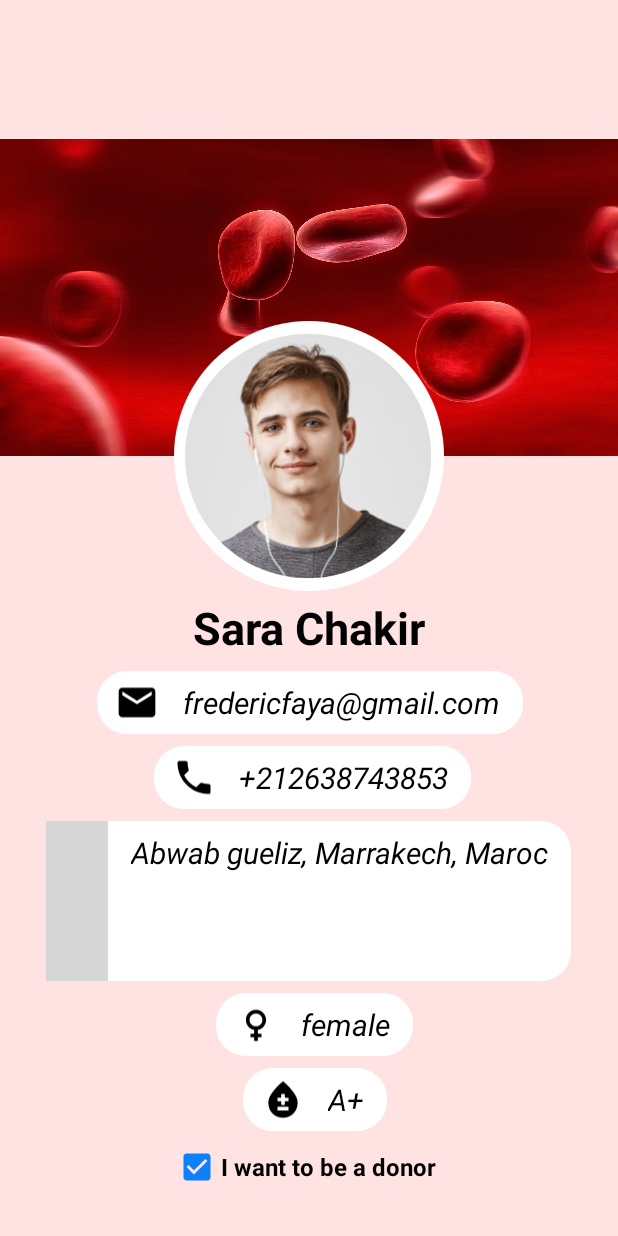
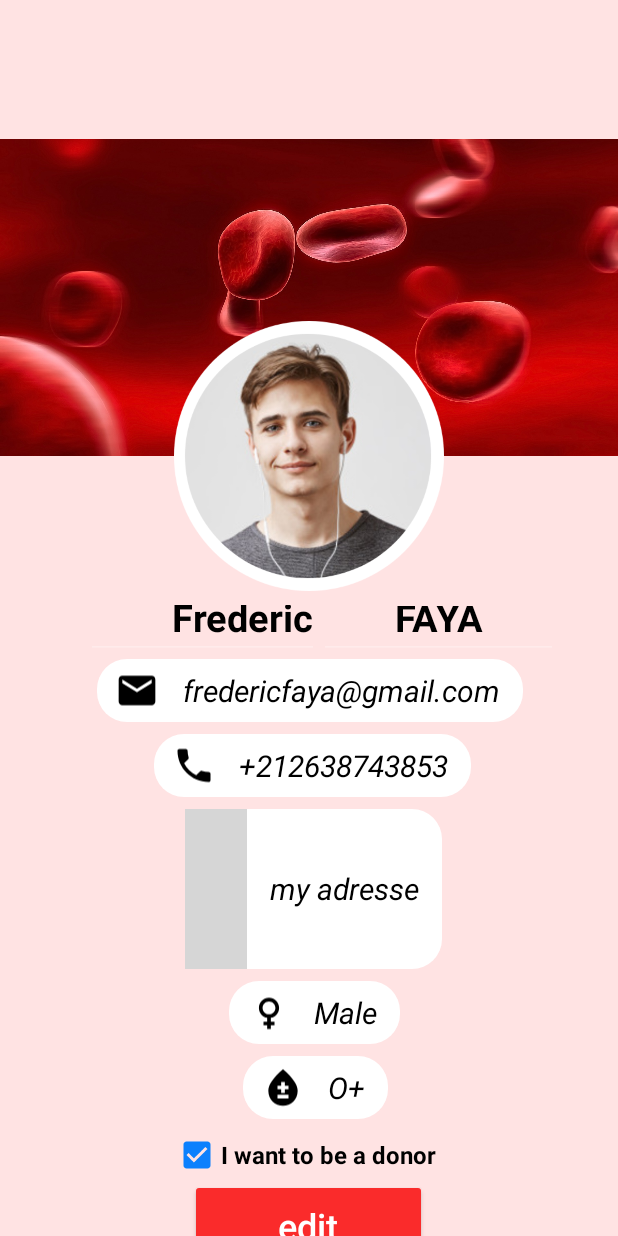
Before and after one commit to Mobile-Prj/MINI_PROJET_APPLICATION_MOBILE-BLOOD_DONATION, an Android app: the fragment ProfileFragment placed in its activity, on a phone screen of 412 x 824 dp. Run offline under Robolectric (Android 15) with nearby library versions, the phone set to English and light mode, and no system bars; grey boxes are pictures that could not be loaded.

Commit message:
update:add get and update profile functionalities

```diff
--- a/app/src/main/java/com/example/miniprojetapplicationmobileblooddonation/Fragments/ProfileFragment.java
+++ b/app/src/main/java/com/example/miniprojetapplicationmobileblooddonation/Fragments/ProfileFragment.java
@@ -4,18 +4,133 @@ import android.os.Bundle;
 import android.view.LayoutInflater;
 import android.view.View;
 import android.view.ViewGroup;
+import android.widget.Button;
+import android.widget.CheckBox;
+import android.widget.EditText;
+import android.widget.ImageView;
+import android.widget.TextView;
+import android.widget.Toast;
 
 import androidx.annotation.NonNull;
 import androidx.annotation.Nullable;
 import androidx.fragment.app.Fragment;
+import androidx.fragment.app.FragmentTransaction;
 
+import com.example.miniprojetapplicationmobileblooddonation.Database.DataBaseHelper;
+import com.example.miniprojetapplicationmobileblooddonation.Models.UserProfile;
 import com.example.miniprojetapplicationmobileblooddonation.R;
 
 public class ProfileFragment extends Fragment {
+
+    EditText phone, address, gender, bloodType, firstName, lastName;
+    ImageView profileImage;
+    TextView email;
+    CheckBox isDonor;
+    Button editButton;
+    UserProfile userProfile;
+    String user_email;
 
     @Nullable
     @Override
     public View onCreateView(@NonNull LayoutInflater inflater, @Nullable ViewGroup container, @Nullable Bundle savedInstanceState) {
         return inflater.inflate(R.layout.fragment_profile, container, false);
     }
+
+    @Override
+    public void onViewCreated(@NonNull View view, @Nullable Bundle savedInstanceState) {
+        super.onViewCreated(view, savedInstanceState);
+        DataBaseHelper dataBaseHelper = new DataBaseHelper(getContext());
+        userProfile = new UserProfile(
+                "img",
+                "Frederic",
+                "FAYA",
+                "fredericfaya@gmail.com",
+                "+212638743853",
+                "my adresse",
+                "Male",
+                "O+",
+                true
+        );
+
+        // get the user profile
+        // userProfile = dataBaseHelper.getUserProfile(user_email);
+
+
+        editButton = view.findViewById(R.id.edit_profile_button);
+        phone = view.findViewById(R.id.profile_telephone);
+        address = view.findViewById(R.id.profile_address);
+        gender = view.findViewById(R.id.profile_gender);
+        bloodType = view.findViewById(R.id.profile_blood_type);
+        isDonor = view.findViewById(R.id.profile_checkBox);
+        firstName = view.findViewById(R.id.profile_firstName);
+        lastName = view.findViewById(R.id.profile_lastName);
+        profileImage = view.findViewById(R.id.imageView9);
+        email = view.findViewById(R.id.profile_email);
+
+        // set initial values in the deseign
+        firstName.setText(userProfile.getFirstName());
+        lastName.setText(userProfile.getLastName());
+        email.setText(userProfile.getEmail());
+        phone.setText(userProfile.getPhone());
+        address.setText(userProfile.getAddress());
+        gender.setText(userProfile.getGender());
+        bloodType.setText(userProfile.getBloodType());
+        isDonor.setChecked(userProfile.getDonor());
+
+
+        phone.setEnabled(false);
+        address.setEnabled(false);
+        gender.setEnabled(false);
+        bloodType.setEnabled(false);
+        firstName.setEnabled(false);
+        lastName.setEnabled(false);
+        isDonor.setClickable(false);
+
+
+        editButton.setOnClickListener(new View.OnClickListener() {
+            @Override
+            public void onClick(View view) {
+                if(editButton.getText().toString().equals("edit")){
+                    // if the edit button is clicked
+                    // change the edit button to done
+                    editButton.setText(R.string.edit_done);
+                    // set the editText editable to change values
+                    phone.setEnabled(true);
+                    address.setEnabled(true);
+                    gender.setEnabled(true);
+                    bloodType.setEnabled(true);
+                    firstName.setEnabled(true);
+                    lastName.setEnabled(true);
+                    isDonor.setClickable(true);
+                }else{
+
+                    // get the new values of texts
+                    userProfile.setFirstName(firstName.getText().toString());
+                    userProfile.setLastName(lastName.getText().toString());
+                    userProfile.setPhone(phone.getText().toString());
+                    userProfile.setAddress(address.getText().toString());
+                    userProfile.setGender(gender.getText().toString());
+                    userProfile.setBloodType(bloodType.getText().toString());
+                    userProfile.setDonor(isDonor.isChecked());
+
+                    boolean updated = dataBaseHelper.updateUserProfile(userProfile);
+
+                    if(updated){
+                        editButton.setText(R.string.edit_text);
+                        phone.setEnabled(false);
+                        address.setEnabled(false);
+                        gender.setEnabled(false);
+                        bloodType.setEnabled(false);
+                        firstName.setEnabled(false);
+                        lastName.setEnabled(false);
+                        isDonor.setClickable(false);
+                    }else{
+                        Toast.makeText(getContext(),"Update profile failed !",Toast.LENGTH_LONG).show();
+                    }
+
+                }
+
+            }
+        });
+    }
 }
--- /dev/null
+++ b/app/src/main/java/com/example/miniprojetapplicationmobileblooddonation/Models/UserProfile.java
@@ -0,0 +1,101 @@
+package com.example.miniprojetapplicationmobileblooddonation.Models;
+
+public class UserProfile {
+    String userImage;
+    String firstName;
+    String LastName;
+    String email;
+    String phone;
+    String address;
+    String gender;
+    String bloodType;
+    boolean isDonor;
+
+    public UserProfile(String userImage, String firstName, String lastName, String email, String phone, String address, String gender, String bloodType, boolean isDonor) {
+        this.userImage = userImage;
+        this.firstName = firstName;
+        LastName = lastName;
+        this.email = email;
+        this.phone = phone;
+        this.address = address;
+        this.gender = gender;
+        this.bloodType = bloodType;
+        this.isDonor = isDonor;
+    }
+
+    public UserProfile() {
+
+    }
+
+    public String getUserImage() {
+        return userImage;
+    }
+
+    public void setUserImage(String userImage) {
+        this.userImage = userImage;
+    }
+
+    public String getFirstName() {
+        return firstName;
+    }
+
+    public void setFirstName(String firstName) {
+        this.firstName = firstName;
+    }
+
+    public String getLastName() {
+        return LastName;
+    }
+
+    public void setLastName(String lastName) {
+        LastName = lastName;
+    }
+
+    public String getEmail() {
+        return email;
+    }
+
+    public void setEmail(String email) {
+        this.email = email;
+    }
+
+    public String getPhone() {
+        return phone;
+    }
+
+    public void setPhone(String phone) {
+        this.phone = phone;
+    }
+
+    public String getAddress() {
+        return address;
+    }
+
+    public void setAddress(String address) {
+        this.address = address;
+    }
+
+    public String getGender() {
+        return gender;
+    }
+
+    public void setGender(String gender) {
+        this.gender = gender;
+    }
+
+    public String getBloodType() {
+        return bloodType;
+    }
+
+    public void setBloodType(String bloodType) {
+        this.bloodType = bloodType;
+    }
+
+    public boolean getDonor() {
+        return isDonor;
+    }
+
+    public void setDonor(boolean donor) {
+        isDonor = donor;
+    }
+}
--- a/app/src/main/res/layout/fragment_profile.xml
+++ b/app/src/main/res/layout/fragment_profile.xml
@@ -37,21 +37,6 @@
             app:srcCompat="@drawable/profile_img"
             android:contentDescription="@string/img_profile_desc" />
 
-        <TextView
-            android:id="@+id/user_name"
-            android:layout_width="197dp"
-            android:layout_height="49dp"
-            android:layout_marginTop="4dp"
-            android:text="@string/user_name"
-            android:textAlignment="center"
-            android:textAllCaps="false"
-            android:textColor="@color/black"
-            android:textSize="30sp"
-            android:textStyle="bold"
-            app:layout_constraintEnd_toEndOf="parent"
-            app:layout_constraintStart_toStartOf="parent"
-            app:layout_constraintTop_toBottomOf="@+id/imageView9" />
-
 
         <Button
             android:id="@+id/edit_profile_button"
@@ -83,7 +68,7 @@
             app:layout_constraintEnd_toEndOf="parent"
             app:layout_constraintHorizontal_bias="0.52"
             app:layout_constraintStart_toStartOf="parent"
-            app:layout_constraintTop_toBottomOf="@+id/user_name">
+            app:layout_constraintTop_toBottomOf="@+id/profile_lastName">
 
             <ImageView
                 android:id="@+id/icone_email"
@@ -98,8 +83,8 @@
                 android:id="@+id/profile_email"
                 android:layout_width="match_parent"
                 android:layout_height="match_parent"
+                android:paddingHorizontal="15dp"
                 android:paddingVertical="7dp"
-                android:paddingHorizontal="15dp"
                 android:text="@string/profile_email"
                 android:textAlignment="center"
                 android:textColor="@color/black"
@@ -130,7 +115,7 @@
                 android:paddingStart="12dp"
                 app:srcCompat="@drawable/ic_baseline_phone_24" />
 
-            <TextView
+            <EditText
                 android:id="@+id/profile_telephone"
                 android:layout_width="match_parent"
                 android:layout_height="match_parent"
@@ -166,7 +151,7 @@
                 android:paddingStart="12dp"
                 app:srcCompat="@drawable/ic_baseline_home_24" />
 
-            <TextView
+            <EditText
                 android:id="@+id/profile_address"
                 android:layout_width="match_parent"
                 android:layout_height="match_parent"
@@ -202,7 +187,7 @@
                 android:paddingStart="12dp"
                 app:srcCompat="@drawable/ic_baseline_female_24" />
 
-            <TextView
+            <EditText
                 android:id="@+id/profile_gender"
                 android:layout_width="match_parent"
                 android:layout_height="match_parent"
@@ -238,7 +223,7 @@
                 android:paddingStart="12dp"
                 app:srcCompat="@drawable/ic_baseline_bloodtype_24" />
 
-            <TextView
+            <EditText
                 android:id="@+id/profile_blood_type"
                 android:layout_width="match_parent"
                 android:layout_height="match_parent"
@@ -269,6 +254,38 @@
             app:layout_constraintStart_toStartOf="parent"
             app:layout_constraintTop_toBottomOf="@+id/barre_blood_type" />
 
+        <EditText
+            android:id="@+id/profile_firstName"
+            android:layout_width="155dp"
+            android:layout_height="46dp"
+            android:ems="10"
+            android:inputType="textPersonName"
+            android:text="Name"
+            android:textAlignment="textEnd"
+            android:textColor="@color/black"
+            android:textSize="25sp"
+            android:textStyle="bold"
+            app:layout_constraintBottom_toBottomOf="@+id/profile_lastName"
+            app:layout_constraintEnd_toStartOf="@+id/profile_lastName"
+            app:layout_constraintHorizontal_bias="1.0"
+            app:layout_constraintStart_toStartOf="parent" />
+
+        <EditText
+            android:id="@+id/profile_lastName"
+            android:layout_width="159dp"
+            android:layout_height="45dp"
+            android:layout_marginEnd="40dp"
+            android:ems="10"
+            android:inputType="textPersonName"
+            android:lineSpacingExtra="25sp"
+            android:text="Name"
+            android:textAlignment="center"
+            android:textColor="@color/black"
+            android:textSize="25sp"
+            android:textStyle="bold"
+            app:layout_constraintEnd_toEndOf="parent"
+            app:layout_constraintTop_toBottomOf="@+id/imageView9" />
+
     </androidx.constraintlayout.widget.ConstraintLayout>
 
 </RelativeLayout>
--- a/app/src/main/res/values/strings.xml
+++ b/app/src/main/res/values/strings.xml
@@ -88,6 +88,7 @@
     <string name="demanders_list">Demanders List</string>
     <string name="home">Home</string>
     <string name="floating_button">button for lauching request form</string>
+    <string name="edit_done">done</string>
 
     <string-array name="bloodGroups">
         <item>Group</item>
```
Also changed, not shown: app/src/main/java/com/example/miniprojetapplicationmobileblooddonation/Database/DataBaseHelper.java (+52 -0 lines).
